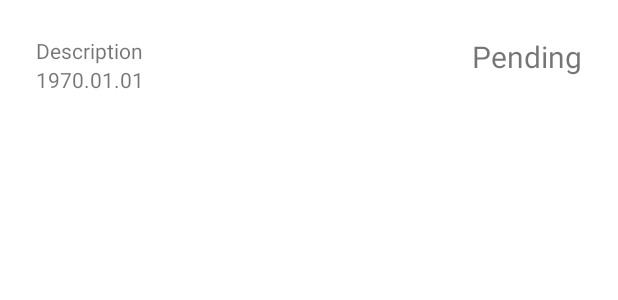
After one commit to Kithkav/pet, an Android app: the layout todo_view_item.xml on its own in the app's theme, with its tools: preview values and no code run, on a phone screen of 412 x 824 dp. The commit adds this screen. Shown: the top 300 px of the screen. Run offline under Robolectric (Android 15) with nearby library versions, the light colour scheme and no system bars.

Commit message:
Added: ToDoTask view

```diff
--- a/app/src/main/AndroidManifest.xml
+++ b/app/src/main/AndroidManifest.xml
@@ -16,7 +16,7 @@
         android:theme="@style/Theme.Barber"
         tools:targetApi="31">
         <activity
-            android:name=".Activity"
+            android:name=".TodoViewActivity"
             android:exported="false" />
         <activity
             android:name=".TodoActivity"
--- a/app/src/main/java/com/example/barber/TodoActivity.java
+++ b/app/src/main/java/com/example/barber/TodoActivity.java
@@ -21,7 +21,7 @@ public class TodoActivity extends AppCompatActivity {
         handler.postDelayed(new Runnable() {
             @Override
             public void run() {
-                startActivity(new Intent(TodoActivity.this , Activity.class));
+                startActivity(new Intent(TodoActivity.this , TodoViewActivity.class));
                 finish();
             }
         } , 4000);
--- a/app/src/main/res/layout/activity_.xml
+++ b/app/src/main/res/layout/activity_todo_view.xml
@@ -4,7 +4,7 @@
     xmlns:tools="http://schemas.android.com/tools"
     android:layout_width="match_parent"
     android:layout_height="match_parent"
-    tools:context=".Activity">
+    tools:context=".TodoViewActivity">
 
     <androidx.recyclerview.widget.RecyclerView
         android:id="@+id/recycerlview"
--- /dev/null
+++ b/app/src/main/res/layout/todo_view_item.xml
@@ -0,0 +1,38 @@
+<androidx.constraintlayout.widget.ConstraintLayout xmlns:android="http://schemas.android.com/apk/res/android"
+    xmlns:app="http://schemas.android.com/apk/res-auto"
+    xmlns:tools="http://schemas.android.com/tools"
+    android:layout_width="match_parent"
+    android:layout_height="wrap_content"
+    android:gravity="center_vertical">
+
+    <TextView
+        android:id="@+id/txtDescription"
+        android:layout_width="wrap_content"
+        android:layout_height="wrap_content"
+        android:layout_marginStart="24dp"
+        android:layout_marginTop="24dp"
+        android:text="Description"
+        app:layout_constraintStart_toStartOf="parent"
+        app:layout_constraintTop_toTopOf="parent" />
+
+    <TextView
+        android:id="@+id/txtDate"
+        android:layout_width="wrap_content"
+        android:layout_height="wrap_content"
+        android:layout_marginBottom="24dp"
+        android:text="1970.01.01"
+        app:layout_constraintBottom_toBottomOf="parent"
+        app:layout_constraintStart_toStartOf="@+id/txtDescription"
+        app:layout_constraintTop_toBottomOf="@+id/txtDescription" />
+
+    <TextView
+        android:id="@+id/txtDone"
+        android:layout_width="wrap_content"
+        android:layout_height="wrap_content"
+        android:layout_marginEnd="24dp"
+        android:text="Pending"
+        android:textSize="20sp"
+        app:layout_constraintEnd_toEndOf="parent"
+        app:layout_constraintTop_toTopOf="@+id/txtDescription" />
+
+</androidx.constraintlayout.widget.ConstraintLayout>
```
Also changed, not shown: app/src/main/java/com/example/barber/Activity.java (deleted, +0 -48 lines), app/src/main/java/com/example/barber/TodoViewActivity.java (added, +107 -0 lines), app/src/main/java/com/example/barber/User.java (+20 -15 lines).
